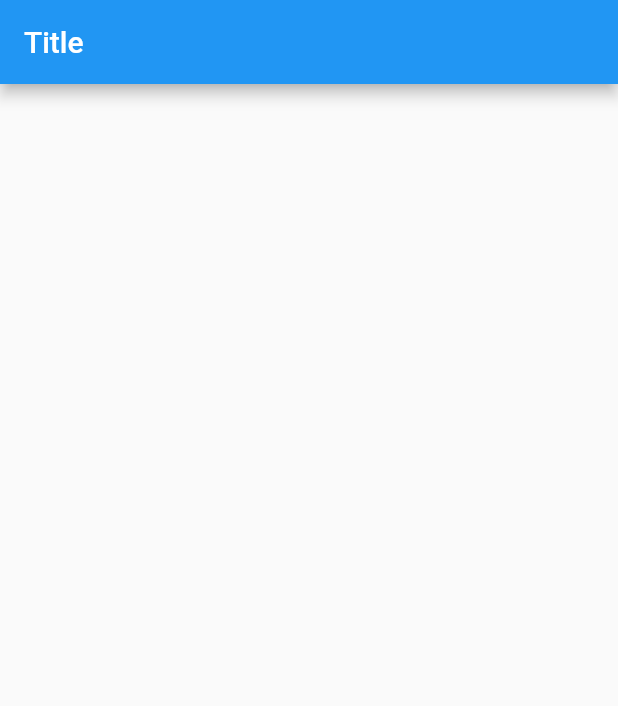
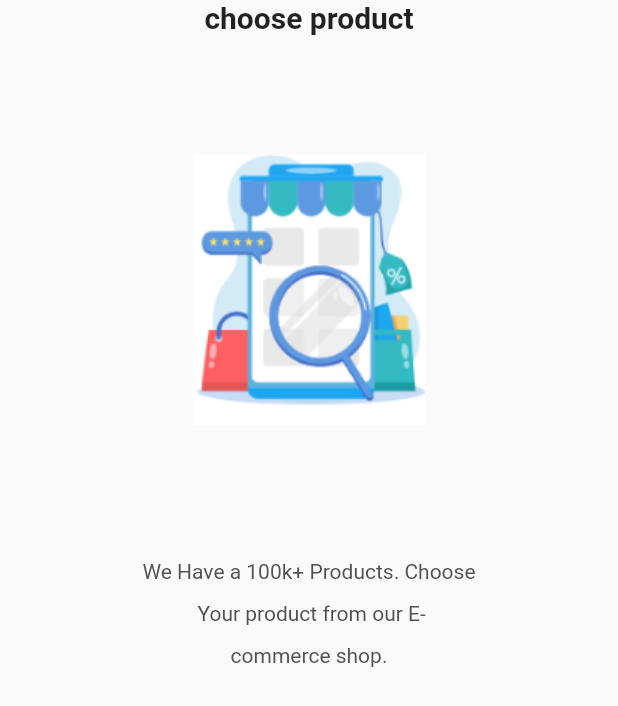
Before and after one commit to smgr9/ecommerce_app, a Flutter app: the screen it shows after launch, on a phone screen of 412 x 824 dp. Shown: the top 706 px of the screen. Run offline on Flutter 3.47's test engine with Material 2 defaults, Android fonts, the phone set to English and light mode, and no system bars; our stand-ins replace get; project files that could hold a hidden picture were left out.

Commit message:
add color manger as app color

```diff
--- /dev/null
+++ b/lib/core/constant/color.dart
@@ -0,0 +1,5 @@
+import 'package:flutter/material.dart';
+
+class AppColor {
+  static const Color grey = Color(0xff515151);
+}
--- a/lib/core/constant/image_assets.dart
+++ b/lib/core/constant/image_assets.dart
@@ -1,4 +1,4 @@
-class ImageAssets {
+class AppImageAssets {
   static const String rootimages = "assets/images";
   static const String onBoardingImageOne = "$rootimages/onboardingone.PNG";
   static const String onBoardingImageTwo = "$rootimages/onboardingtwo.PNG";
--- a/lib/data/datasource/static/static.dart
+++ b/lib/data/datasource/static/static.dart
@@ -4,25 +4,25 @@ import 'package:ecommerce_course/data/model/onboardingmodel.dart';
 List<OnboardingModel> onboardingList = [
   OnboardingModel(
     title: "choose product",
-    image: ImageAssets.onBoardingImageOne,
+    image: AppImageAssets.onBoardingImageOne,
     body:
         "We Have a 100k+ Products. Choose \n Your product from our E-\ncommerce shop.",
   ),
   OnboardingModel(
     title: "Easy & Safe Payment",
-    image: ImageAssets.onBoardingImageTwo,
+    image: AppImageAssets.onBoardingImageTwo,
     body:
         "Easy Checkout & Safe Payment\nmethod. Trusted by our Customers\nfrom all over the world.",
   ),
   OnboardingModel(
     title: "Track Your Order",
-    image: ImageAssets.onBoardingImageThree,
+    image: AppImageAssets.onBoardingImageThree,
     body:
         "Best Tracker has been Used For\nTrack your order. Youll know where\nyour product is at the moment",
   ),
   OnboardingModel(
     title: "Fast Delivery",
-    image: ImageAssets.onBoardingImageFour,
+    image: AppImageAssets.onBoardingImageFour,
     body:
         "Reliable And Fast Delivery. We\n Deliver your product the fastest\nway possible.",
   ),
--- a/lib/view/screen/onBoarding.dart
+++ b/lib/view/screen/onBoarding.dart
@@ -1,3 +1,5 @@
+import 'package:ecommerce_course/core/constant/color.dart';
+import 'package:ecommerce_course/data/datasource/static/static.dart';
 import 'package:flutter/material.dart';
 
 class OnBoarding extends StatelessWidget {
@@ -6,10 +8,42 @@ class OnBoarding extends StatelessWidget {
   @override
   Widget build(BuildContext context) {
     return Scaffold(
-      appBar: AppBar(
-        title: const Text('Title'),
+      // appBar: AppBar(
+      //   title: const Text('Title'),
+      // ),
+      body: SafeArea(
+        child: PageView.builder(
+          itemCount: onboardingList.length,
+          itemBuilder: ((context, index) => Column(
+                children: [
+                  Text(
+                    onboardingList[index].title!,
+                    style: const TextStyle(
+                      fontSize: 20,
+                      fontWeight: FontWeight.bold,
+                    ),
+                  ),
+                  const SizedBox(height: 80),
+                  Image.asset(onboardingList[index].image!),
+                  const SizedBox(height: 80),
+                  Container(
+                    width: double.infinity,
+                    alignment: Alignment.center,
+                    child: Text(
+                      onboardingList[index].body!,
+                      textAlign: TextAlign.center,
+                      style: const TextStyle(
+                        color: AppColor.grey,
+                        height: 2,
+                        // fontSize: 20,
+                        // fontWeight: FontWeight.bold,
+                      ),
+                    ),
+                  ),
+                ],
+              )),
+        ),
       ),
-      body: Container(),
     );
   }
 }
```
